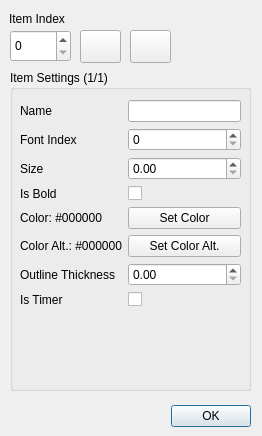
Above: ui/dialog_textsettings.ui from Yanis002/SaucisseTracker before the change. Below: the same form after it.
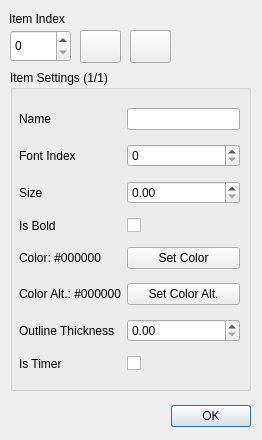
That is the form after the change. Icons and pictures are not drawn.

Commit message: create text settings dialog

What changed in the file:
```diff
--- a/ui/dialog_textsettings.ui
+++ b/ui/dialog_textsettings.ui
@@ -7,7 +7,7 @@
     <x>0</x>
     <y>0</y>
     <width>262</width>
-    <height>436</height>
+    <height>440</height>
    </rect>
   </property>
   <property name="windowTitle">
@@ -99,20 +99,13 @@
    <widget class="QWidget" name="formLayoutWidget">
     <property name="geometry">
      <rect>
-      <x>10</x>
+      <x>9</x>
       <y>30</y>
       <width>221</width>
-      <height>282</height>
+      <height>281</height>
      </rect>
     </property>
-    <layout class="QFormLayout" name="formLayout">
-     <item row="1" column="0">
-      <widget class="QLabel" name="label_15">
-       <property name="text">
-        <string>Font Index</string>
-       </property>
-      </widget>
-     </item>
+    <layout class="QGridLayout" name="gridLayout">
      <item row="2" column="0">
       <widget class="QLabel" name="label_16">
        <property name="text">
@@ -120,32 +113,8 @@
        </property>
       </widget>
      </item>
-     <item row="2" column="1">
-      <widget class="QDoubleSpinBox" name="doubleSpinBox">
-       <property name="singleStep">
-        <double>0.100000000000000</double>
-       </property>
-      </widget>
-     </item>
-     <item row="1" column="1">
-      <widget class="QSpinBox" name="spinBox_15"/>
-     </item>
-     <item row="0" column="0">
-      <widget class="QLabel" name="label">
-       <property name="text">
-        <string>Name</string>
-       </property>
-      </widget>
-     </item>
-     <item row="0" column="1">
-      <widget class="QLineEdit" name="lineEdit"/>
-     </item>
-     <item row="3" column="1">
-      <widget class="QCheckBox" name="checkBox">
-       <property name="text">
-        <string/>
-       </property>
-      </widget>
+     <item row="6" column="1">
+      <widget class="QDoubleSpinBox" name="doubleSpinBox_2"/>
      </item>
      <item row="3" column="0">
       <widget class="QLabel" name="label_2">
@@ -161,24 +130,10 @@
        </property>
       </widget>
      </item>
-     <item row="5" column="0">
-      <widget class="QLabel" name="label_4">
+     <item row="3" column="1">
+      <widget class="QCheckBox" name="checkBox">
        <property name="text">
-        <string>Color Alt.: #000000</string>
-       </property>
-      </widget>
-     </item>
-     <item row="5" column="1">
-      <widget class="QPushButton" name="pushButton_2">
-       <property name="text">
-        <string>Set Color Alt.</string>
-       </property>
-      </widget>
-     </item>
-     <item row="4" column="1">
-      <widget class="QPushButton" name="pushButton">
-       <property name="text">
-        <string>Set Color</string>
+        <string/>
        </property>
       </widget>
      </item>
@@ -189,8 +144,22 @@
        </property>
       </widget>
      </item>
-     <item row="6" column="1">
-      <widget class="QDoubleSpinBox" name="doubleSpinBox_2"/>
+     <item row="4" column="1">
+      <widget class="QPushButton" name="pushButton">
+       <property name="text">
+        <string>Set Color</string>
+       </property>
+      </widget>
+     </item>
+     <item row="7" column="1">
+      <widget class="QCheckBox" name="checkBox_2">
+       <property name="text">
+        <string/>
+       </property>
+      </widget>
+     </item>
+     <item row="1" column="1">
+      <widget class="QSpinBox" name="spinBox_15"/>
      </item>
      <item row="7" column="0">
       <widget class="QLabel" name="label_6">
@@ -199,10 +168,41 @@
        </property>
       </widget>
      </item>
-     <item row="7" column="1">
-      <widget class="QCheckBox" name="checkBox_2">
+     <item row="0" column="1">
+      <widget class="QLineEdit" name="lineEdit"/>
+     </item>
+     <item row="1" column="0">
+      <widget class="QLabel" name="label_15">
        <property name="text">
-        <string/>
+        <string>Font Index</string>
+       </property>
+      </widget>
+     </item>
+     <item row="5" column="0">
+      <widget class="QLabel" name="label_4">
+       <property name="text">
+        <string>Color Alt.: #000000</string>
+       </property>
+      </widget>
+     </item>
+     <item row="5" column="1">
+      <widget class="QPushButton" name="pushButton_2">
+       <property name="text">
+        <string>Set Color Alt.</string>
+       </property>
+      </widget>
+     </item>
+     <item row="2" column="1">
+      <widget class="QDoubleSpinBox" name="doubleSpinBox">
+       <property name="singleStep">
+        <double>0.100000000000000</double>
+       </property>
+      </widget>
+     </item>
+     <item row="0" column="0">
+      <widget class="QLabel" name="label">
+       <property name="text">
+        <string>Name</string>
        </property>
       </widget>
      </item>
```
Left out of the diff: 2 changed lines with no effect on the pictures. The commit also changes 1 other file.
